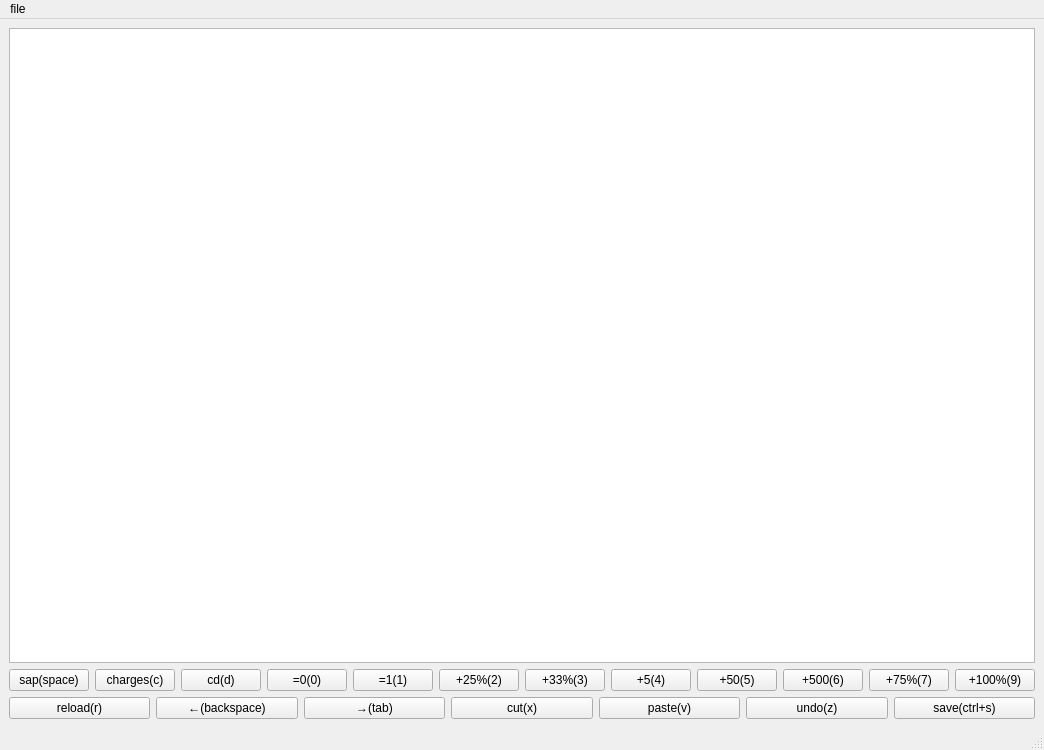
Before: the Qt Designer form ui/ab2.ui in JeremyChim/D2FUN, drawn with Qt 5.
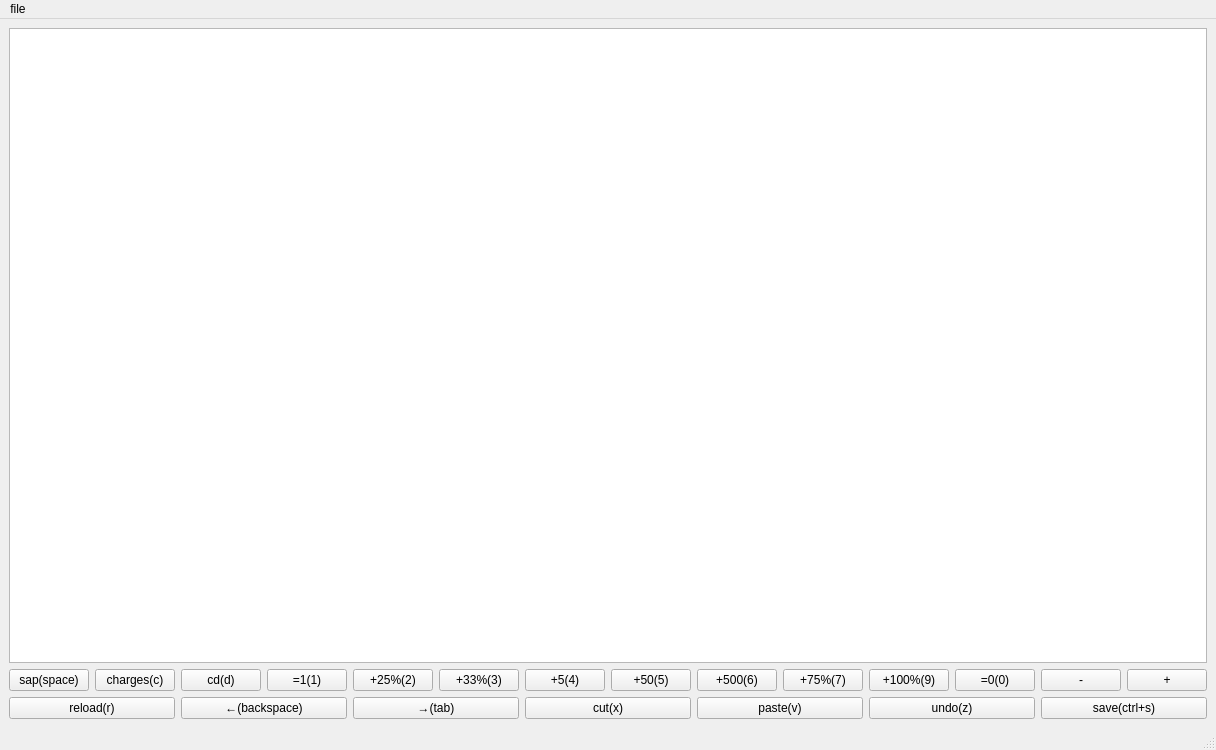
After: the same form once the commit is applied.

What changed in the file:
```diff
--- a/ui/ab2.ui
+++ b/ui/ab2.ui
@@ -6,7 +6,7 @@
    <rect>
     <x>0</x>
     <y>0</y>
-    <width>986</width>
+    <width>1067</width>
     <height>750</height>
    </rect>
   </property>
@@ -45,13 +45,6 @@
         </property>
        </widget>
       </item>
-      <item>
-       <widget class="QPushButton" name="pushButton_11">
-        <property name="text">
-         <string>=0(0)</string>
-        </property>
-       </widget>
-      </item>
       <item>
        <widget class="QPushButton" name="pushButton_12">
         <property name="text">
@@ -108,6 +101,27 @@
         </property>
        </widget>
       </item>
+      <item>
+       <widget class="QPushButton" name="pushButton_11">
+        <property name="text">
+         <string>=0(0)</string>
+        </property>
+       </widget>
+      </item>
+      <item>
+       <widget class="QPushButton" name="pushButton_20">
+        <property name="text">
+         <string>-</string>
+        </property>
+       </widget>
+      </item>
+      <item>
+       <widget class="QPushButton" name="pushButton_21">
+        <property name="text">
+         <string>+</string>
+        </property>
+       </widget>
+      </item>
      </layout>
     </item>
     <item>
@@ -170,7 +184,7 @@
     <rect>
      <x>0</x>
      <y>0</y>
-     <width>986</width>
+     <width>1067</width>
      <height>24</height>
     </rect>
    </property>
```
